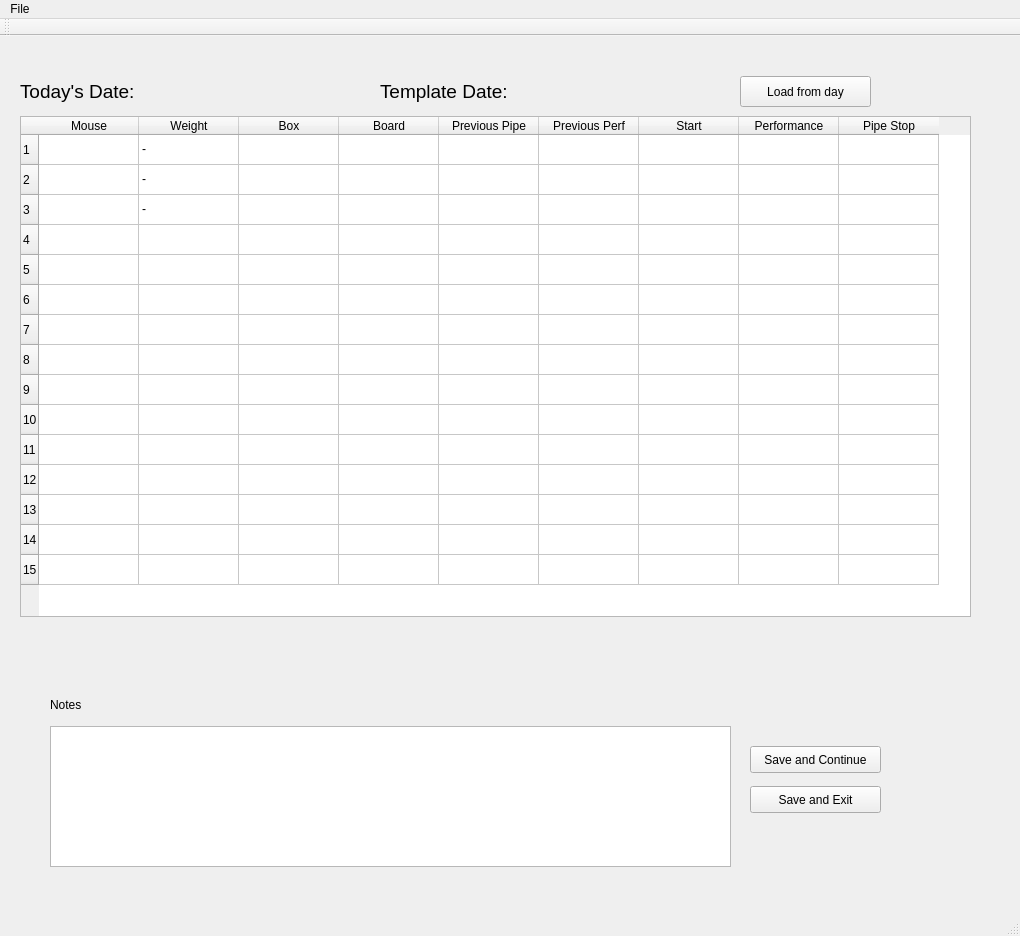
Qt form runner/management/commands/MouseRunner/mainwindow.ui (saturnian13/mouse-cloud) before a commit.
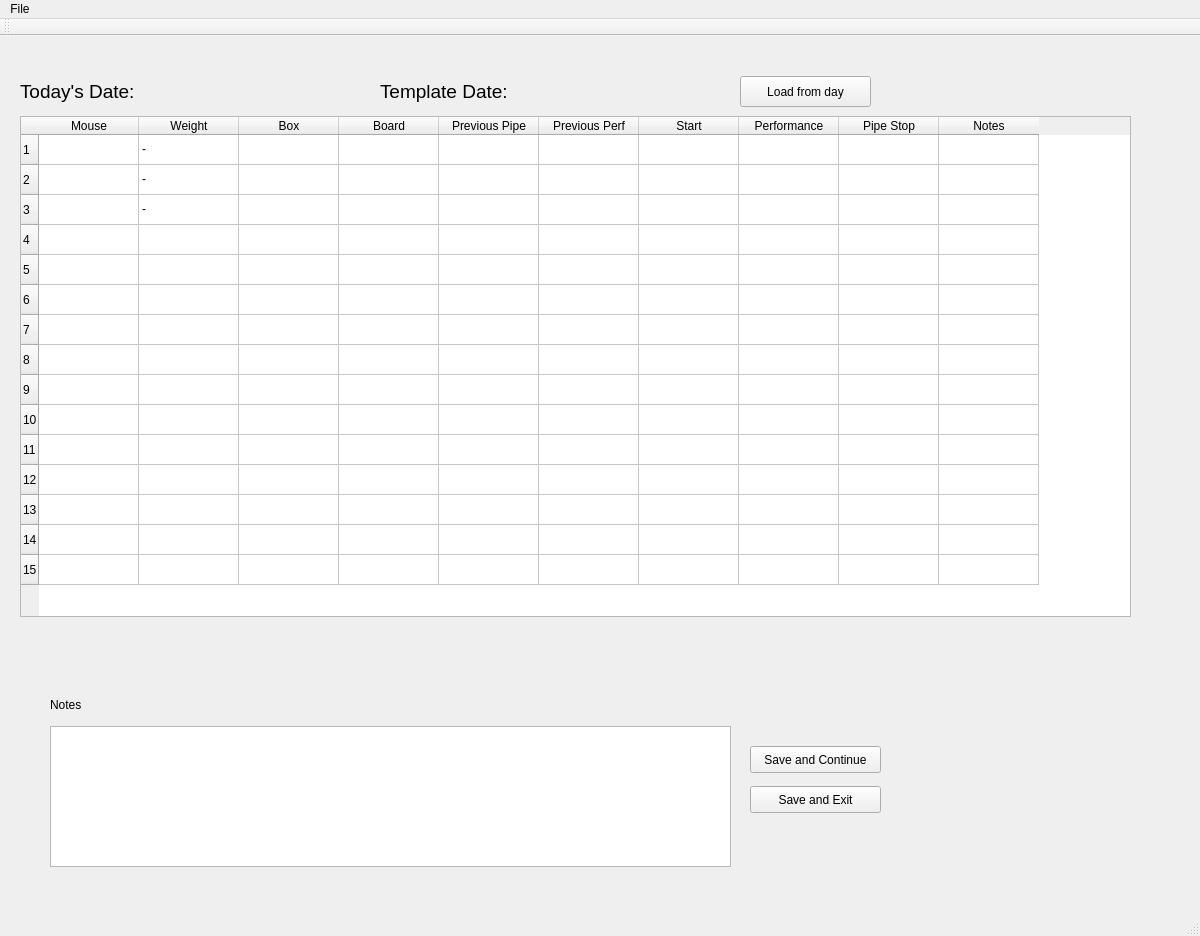
The same form after that commit.

Commit message: added popup calendar

Diff of the .ui file:
```diff
--- a/runner/management/commands/MouseRunner/mainwindow.ui
+++ b/runner/management/commands/MouseRunner/mainwindow.ui
@@ -6,7 +6,7 @@
    <rect>
     <x>0</x>
     <y>0</y>
-    <width>1020</width>
+    <width>1200</width>
     <height>936</height>
    </rect>
   </property>
@@ -42,7 +42,7 @@
      <rect>
       <x>20</x>
       <y>80</y>
-      <width>951</width>
+      <width>1111</width>
       <height>501</height>
      </rect>
     </property>
@@ -175,6 +175,11 @@
       <string>Pipe Stop</string>
      </property>
     </column>
+    <column>
+     <property name="text">
+      <string>Notes</string>
+     </property>
+    </column>
     <item row="0" column="1">
      <property name="text">
       <string>-</string>
@@ -326,8 +331,8 @@
     <rect>
      <x>0</x>
      <y>0</y>
-     <width>1020</width>
-     <height>27</height>
+     <width>1200</width>
+     <height>22</height>
     </rect>
    </property>
    <widget class="QMenu" name="menuS">
```
Left out of the diff: 2 changed lines with no effect on the pictures. The commit also changes 2 other files.
